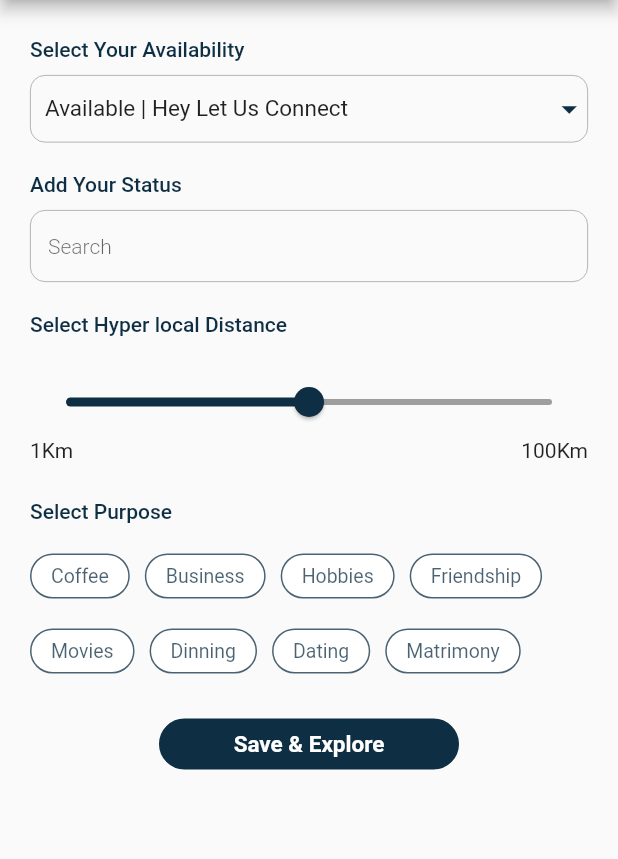
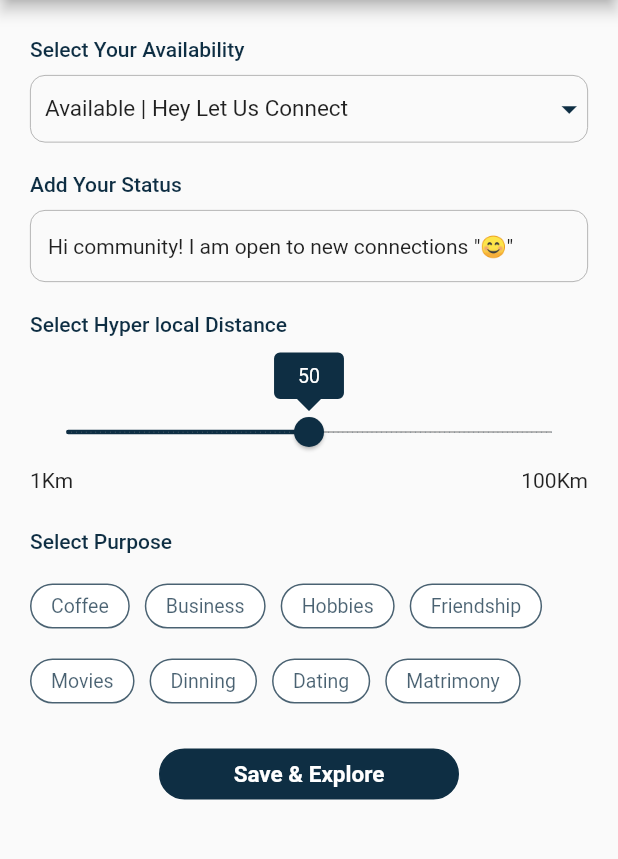
Before and after one commit to theAldrin/Netclan_Explorer, a Flutter app: the screen it shows after launch, scrolled down 305 dp, after a tap on "Refine", on a phone screen of 412 x 824 dp, the part 84-943 px from its top. Run offline on Flutter 3.47's test engine with Material 2 defaults, Android fonts, the light colour scheme and no system bars.

Commit message:
new pages

```diff
--- a/lib/main.dart
+++ b/lib/main.dart
@@ -2,6 +2,7 @@ import 'package:flutter/material.dart';
 import 'package:netclan_explorer/screens/job_aspirant_screen.dart';
 import 'package:netclan_explorer/screens/merchant_screen.dart';
 import 'package:netclan_explorer/screens/refine_screen.dart';
+import 'package:netclan_explorer/widgets/drawer.dart';
 import 'screens/people_screen.dart';
 
 void main() => runApp(const MyApp());
@@ -13,7 +14,7 @@ class MyApp extends StatelessWidget {
 
   @override
   Widget build(BuildContext context) {
-    return const MaterialApp(
+    return MaterialApp(
       title: _title,
       home: MyStatefulWidget(),
     );
@@ -113,6 +114,7 @@ class _MyStatefulWidgetState extends State<MyStatefulWidget>
           MerchantScreen(),
         ],
       ),
+      drawer: MyDrawer(),
     );
   }
 }
--- a/lib/screens/refine_screen.dart
+++ b/lib/screens/refine_screen.dart
@@ -27,7 +27,8 @@ class _RefineScreenState extends State<RefineScreen> {
             'Refine',
             style: TextStyle(fontSize: 20),
           )),
-      body: Padding(
+      body: SingleChildScrollView(
+        child: Padding(
           padding: const EdgeInsets.fromLTRB(20, 25, 20, 0),
           child: Column(
             crossAxisAlignment: CrossAxisAlignment.start,
@@ -97,6 +98,8 @@ class _RefineScreenState extends State<RefineScreen> {
                 height: 9,
               ),
               TextFormField(
+                style: TextStyle(fontSize: 14),
+                initialValue: 'Hi community! I am open to new connections "😊"',
                 maxLines: 250,
                 minLines: 1,
                 // style: ,
@@ -111,7 +114,6 @@ class _RefineScreenState extends State<RefineScreen> {
                   ),
                   focusColor: Colors.grey,
                   contentPadding: EdgeInsets.all(12),
-                hintText: "Search",
                   hintStyle: const TextStyle(
                     fontSize: 14,
                     fontWeight: FontWeight.w300,
@@ -132,10 +134,24 @@ class _RefineScreenState extends State<RefineScreen> {
                     fontWeight: FontWeight.w500),
               ),
               SizedBox(
-              height: 20,
+                height: 40,
               ),
-            Slider(
+              SliderTheme(
+                data: SliderTheme.of(context).copyWith(
+                    trackHeight: 1.0, // Adjust the track height
+                    showValueIndicator: ShowValueIndicator.never,
+                    valueIndicatorTextStyle: TextStyle(
+                        color: Colors.white,
+                        fontSize:
+                            13), // Set the desired color for the label text
+                    valueIndicatorColor: Color(
+                        0xFF0E2E43), // Set the desired background color for the label
+                    valueIndicatorShape: RectangularSliderValueIndicatorShape(),
+                    thumbShape: const _ThumbShape()),
+                child: Slider(
+                    label: distance.toString(),
                     value: distance.toDouble(),
+                    divisions: 100,
                     max: 100,
                     min: 0,
                     activeColor: Color(0xFF0E2E43),
@@ -145,6 +161,7 @@ class _RefineScreenState extends State<RefineScreen> {
                         distance = newvalue.round();
                       });
                     }),
+              ),
               Row(
                 mainAxisAlignment: MainAxisAlignment.spaceBetween,
                 children: [Text('1Km'), Text('100Km')],
@@ -250,6 +267,7 @@ class _RefineScreenState extends State<RefineScreen> {
             ],
           ),
         ),
+      ),
     );
   }
 }
@@ -299,3 +317,52 @@ class _PurposeButtonsState extends State<PurposeButtons> {
     );
   }
 }
+
+class _ThumbShape extends RoundSliderThumbShape {
+  final _indicatorShape = const RectangularSliderValueIndicatorShape();
+
+  const _ThumbShape();
+
+  @override
+  void paint(PaintingContext context, Offset center,
+      {required Animation<double> activationAnimation,
+      required Animation<double> enableAnimation,
+      required bool isDiscrete,
+      required TextPainter labelPainter,
+      required RenderBox parentBox,
+      required SliderThemeData sliderTheme,
+      required TextDirection textDirection,
+      required double value,
+      required double textScaleFactor,
+      required Size sizeWithOverflow}) {
+    super.paint(
+      context,
+      center,
+      activationAnimation: activationAnimation,
+      enableAnimation: enableAnimation,
+      sliderTheme: sliderTheme,
+      value: value,
+      textScaleFactor: textScaleFactor,
+      sizeWithOverflow: sizeWithOverflow,
+      isDiscrete: isDiscrete,
+      labelPainter: labelPainter,
+      parentBox: parentBox,
+      textDirection: textDirection,
+    );
+    _indicatorShape.paint(
+      context,
+      center,
+      activationAnimation: const AlwaysStoppedAnimation(1),
+      enableAnimation: enableAnimation,
+      labelPainter: labelPainter,
+      parentBox: parentBox,
+      sliderTheme: sliderTheme,
+      value: value,
+// test different testScaleFactor to find your best fit
+      textScaleFactor: 0.6,
+      sizeWithOverflow: sizeWithOverflow,
+      isDiscrete: isDiscrete,
+      textDirection: textDirection,
+    );
+  }
+}
```
Also changed, not shown: lib/widgets/drawer.dart (added, +121 -0 lines). Lines whose indentation alone changed are shown as unchanged.
